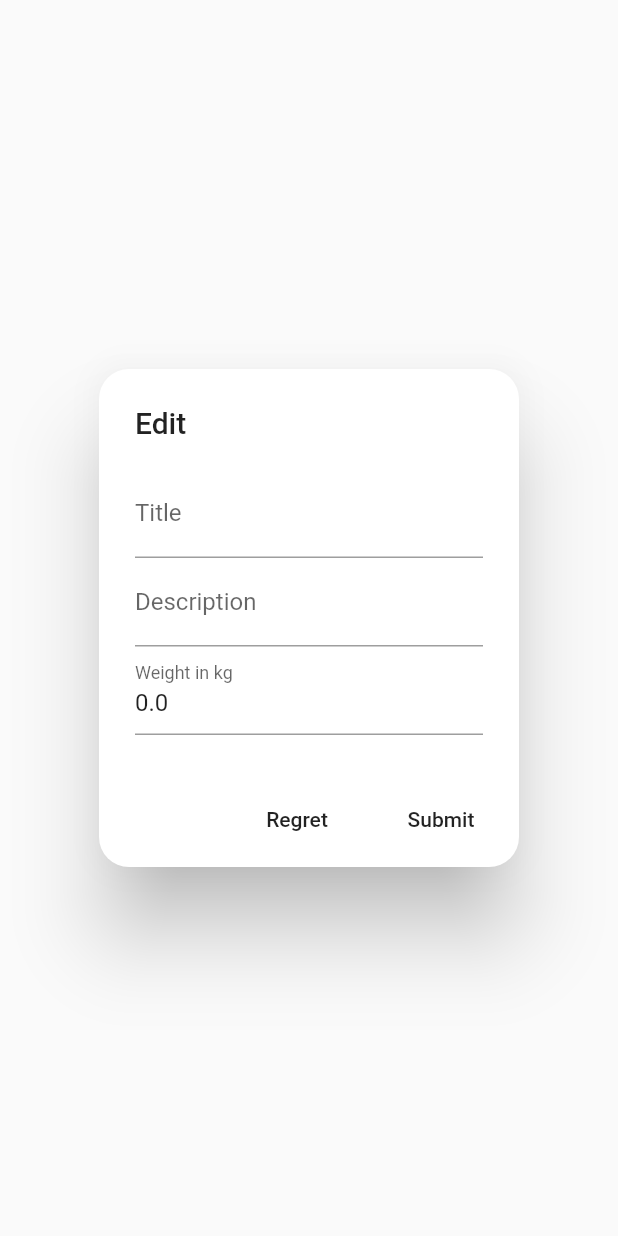
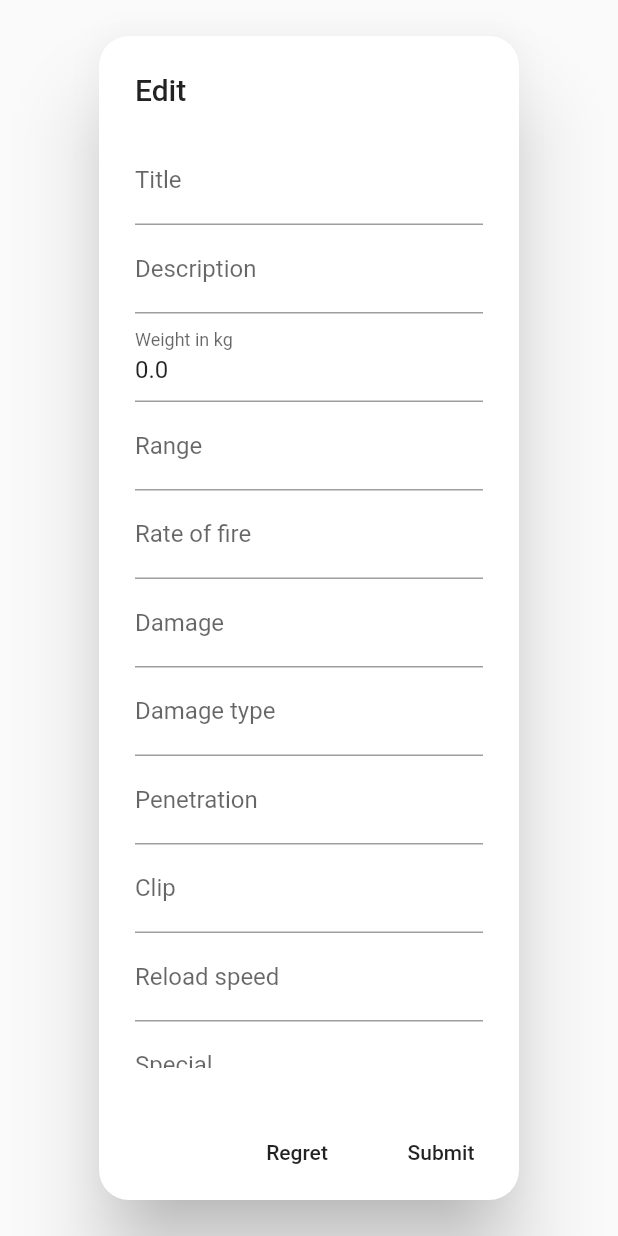
Before and after one commit to SHeija/imperial-sheets, a Flutter app: the WeaponEditDialog widget shown alone on an empty page, opened directly with empty values, on a phone screen of 412 x 824 dp. Run offline on Flutter 3.47's test engine with Material 2 defaults, Android fonts, the phone set to English and light mode, and no system bars; drawn by our look-alikes of flutter_form_builder; generated files the repository leaves out were written again.

Commit message:
Refined weapon and item editDialogs

```diff
--- a/lib/components/dialogs/itemEditDialog.dart
+++ b/lib/components/dialogs/itemEditDialog.dart
@@ -22,6 +22,7 @@ class ItemEditDialog extends StatelessWidget {
                     'title': item.title,
                     'description': item.description,
                     'weight': item.weight.toString(),
+                    'amount': item.amount
                   },
                   child: Column(
                     children: <Widget>[
@@ -38,11 +39,20 @@ class ItemEditDialog extends StatelessWidget {
                       ),
                       FormBuilderTextField(
                         attribute: "weight",
-                        decoration: InputDecoration(labelText: 'Weight in kg'),
+                        decoration: InputDecoration(labelText: 'Weight per item (kg)'),
                         validators: [
                           FormBuilderValidators.numeric(),
                         ],
-                        valueTransformer: (v) => double.parse(v.replaceAll(',','.')),
+                        valueTransformer: (v) => double.parse(v),
+                      ),
+                      FormBuilderTouchSpin(
+                        attribute: "amount",
+                        initialValue: item.amount,
+                        decoration: InputDecoration(labelText: 'Amount'),
+                        validators: [FormBuilderValidators.required()],
+                        min: 0,
+                        step: 1,
+                        valueTransformer: (v) => int.parse(v),
                       ),
                     ],
                   )),
--- a/lib/components/dialogs/weaponEditDialog.dart
+++ b/lib/components/dialogs/weaponEditDialog.dart
@@ -22,6 +22,15 @@ class WeaponEditDialog extends StatelessWidget {
                     'title': weapon.title,
                     'description': weapon.description,
                     'weight': weapon.weight.toString(),
+                    'range': weapon.range,
+                    'rateOfFire': weapon.rateOfFire,
+                    'damage': weapon.damage,
+                    'type': weapon.type,
+                    'penetration': weapon.penetration,
+                    'clip': weapon.clip,
+                    'reloadSpeed': weapon.reloadSpeed,
+                    'special': weapon.special,
+                    'amount': weapon.amount,
                   },
                   child: Column(
                     children: <Widget>[
@@ -43,6 +52,47 @@ class WeaponEditDialog extends StatelessWidget {
                           FormBuilderValidators.numeric(),
                         ],
                         valueTransformer: (v) => double.parse(v.replaceAll(',','.')),
+                      ),
+                      FormBuilderTextField(
+                        attribute: "range",
+                        decoration: InputDecoration(labelText: 'Range'),
+                      ),
+                      FormBuilderTextField(
+                        attribute: "rateOfFire",
+                        decoration: InputDecoration(labelText: 'Rate of fire'),
+                      ),
+                      FormBuilderTextField(
+                        attribute: "damage",
+                        decoration: InputDecoration(labelText: 'Damage'),
+                      ),
+                      FormBuilderTextField(
+                        attribute: "type",
+                        decoration: InputDecoration(labelText: 'Damage type'),
+                      ),
+                      FormBuilderTextField(
+                        attribute: "penetration",
+                        decoration: InputDecoration(labelText: 'Penetration'),
+                      ),
+                      FormBuilderTextField(
+                        attribute: "clip",
+                        decoration: InputDecoration(labelText: 'Clip'),
+                      ),
+                      FormBuilderTextField(
+                        attribute: "reloadSpeed",
+                        decoration: InputDecoration(labelText: 'Reload speed'),
+                      ),
+                      FormBuilderTextField(
+                        attribute: "special",
+                        decoration: InputDecoration(labelText: 'Special'),
+                      ),
+                      FormBuilderTouchSpin(
+                        attribute: "amount",
+                        initialValue: weapon.amount,
+                        decoration: InputDecoration(labelText: 'Amount'),
+                        validators: [FormBuilderValidators.required()],
+                        min: 0,
+                        step: 1,
+                        valueTransformer: (v) => int.parse(v),
                       ),
                     ],
                   )),
--- a/lib/models/datamodels.dart
+++ b/lib/models/datamodels.dart
@@ -64,12 +64,14 @@ class Skill {
 class Item {
   String title, description;
   double weight;
+  int amount;
 
-  Item(this.title, this.description, this.weight);
+  Item(this.title, this.description, this.weight, this.amount);
   Item.blank(){
     title = '';
     description = '';
     weight = 0.5;
+    amount=1;
   }
 
   factory Item.fromJson(Map<String, dynamic> json) => _$ItemFromJson(json);
@@ -80,7 +82,7 @@ class Item {
 class Weapon extends Item{
   String range, rateOfFire, damage, type, penetration, clip, reloadSpeed, special;
 
-  Weapon(String title, String description, double weight, this.range, this.rateOfFire, this.damage, this.type, this.penetration, this.clip, this.reloadSpeed, this.special) : super(title, description, weight);
+  Weapon(String title, String description, double weight, this.range, this.rateOfFire, this.damage, this.type, this.penetration, this.clip, this.reloadSpeed, this.special) : super(title, description, weight, 1);
   Weapon.blank() : super.blank() {
     range = '';
     rateOfFire = '-/-/-';
--- a/lib/utils/generator.dart
+++ b/lib/utils/generator.dart
@@ -57,8 +57,8 @@ List<String> generateAptitudes() {
 }
 
 List<Item> generateItems() {
-  Item photoContacts = Item('Photo contacts', 'photo-contacts', 0.5);
-  Item microBead = Item('Micro-bead', 'vox lol', 0.5);
+  Item photoContacts = Item('Photo contacts', 'photo-contacts', 0.5, 1);
+  Item microBead = Item('Micro-bead', 'vox lol', 0.5, 1);
   return [photoContacts, microBead];
 }
 
```
Also changed, not shown: lib/models/datamodels.g.dart.
